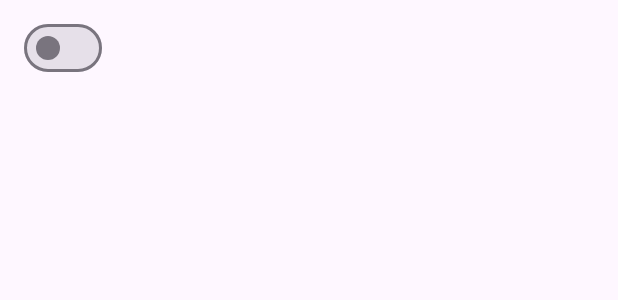
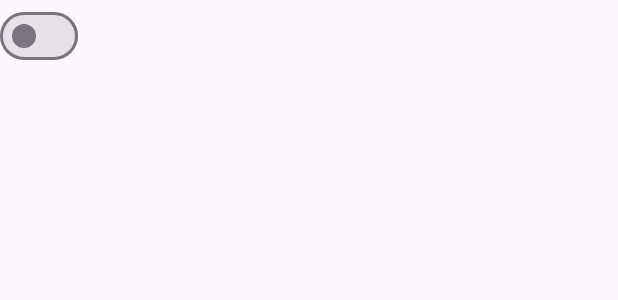
Before and after one commit to Slion/Preference, an Android app: the layout preference_switch.xml on its own in the app's theme, with its tools: preview values and no code run, on a phone screen of 412 x 824 dp. Shown: the top 300 px of the screen. Run offline under Robolectric (Android 15) with nearby library versions, the phone set to English and light mode, and no system bars.

Commit message:
Use material preference layout

```diff
--- a/lib/src/main/res/layout/preference_switch.xml
+++ b/lib/src/main/res/layout/preference_switch.xml
@@ -25,6 +25,4 @@
     android:focusable="false"
     android:clickable="false"
     android:background="@null"
-    android:layout_marginHorizontal="16dp"
-    android:layout_marginVertical="8dp"
     />
--- a/lib/src/main/res/values/styles.xml
+++ b/lib/src/main/res/values/styles.xml
@@ -1,5 +1,5 @@
 <?xml version="1.0" encoding="utf-8"?>
-<resources>
+<resources xmlns:tools="http://schemas.android.com/tools">
 
     <!-- Define default values for our SliderPreference, notably the layout -->
     <style name="Preference.SliderPreference">
@@ -14,6 +14,7 @@
 
     <!-- Define default values for our SliderPreference, notably the layout -->
     <style name="Preference.SwitchPreference">
+        <item name="android:layout" tools:ignore="PrivateResource">@layout/preference_material</item>
         <item name="android:widgetLayout">@layout/preference_switch</item>
         <item name="allowDividerAbove">false</item>
         <item name="allowDividerBelow">true</item>
```
